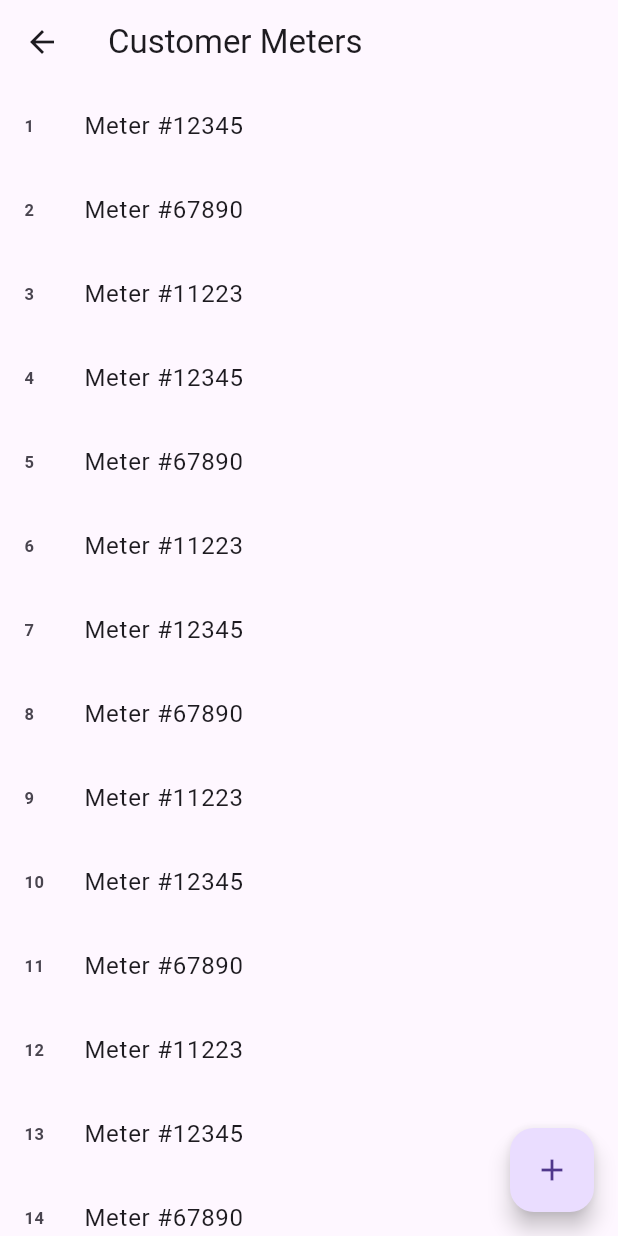
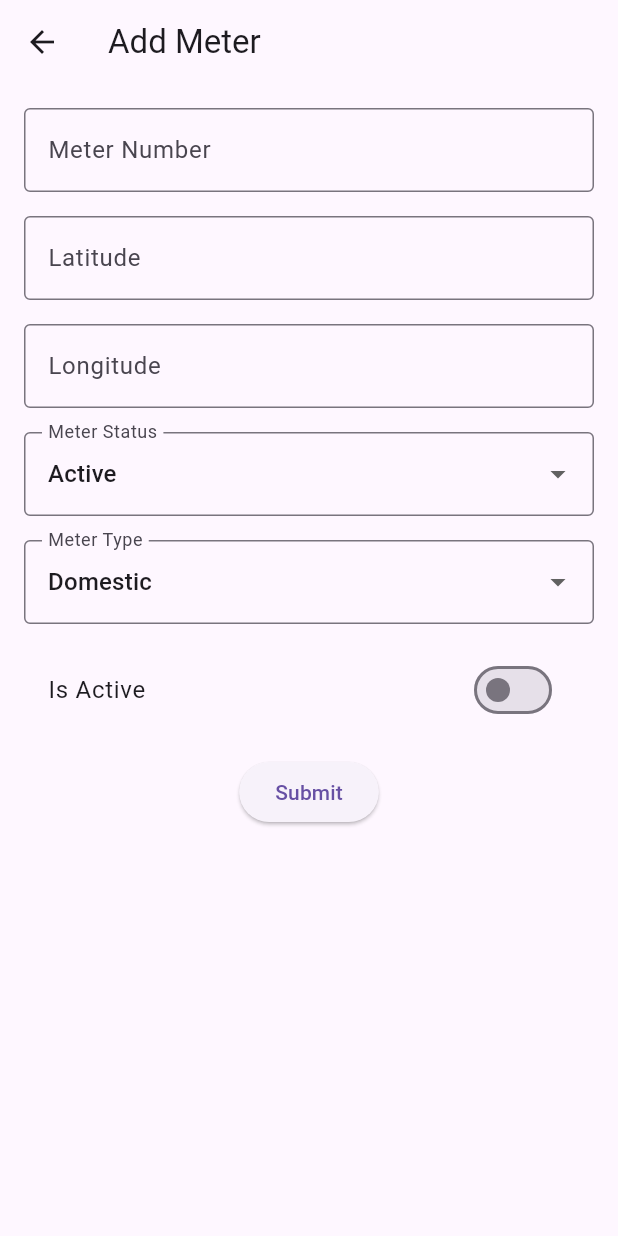
Before and after one commit to ktaller/water_billing_ui, a Flutter app: the MetersPage screen opened directly, after a tap on the "add" icon, on a phone screen of 412 x 824 dp. Run offline on Flutter 3.47's test engine with Material 3 defaults, Android fonts, the phone set to English and light mode, and no system bars; our stand-ins replace flutter_form_builder, form_builder_validators, get, intl_phone_field; missing offline and left inert: mcassets.

Commit message:
added adding meter page

```diff
--- a/lib/main.dart
+++ b/lib/main.dart
@@ -1,6 +1,5 @@
 import 'package:flutter/material.dart';
 import 'package:water_billing_ui/screens/customers_list.dart';
-import 'package:water_billing_ui/screens/user_registration.dart'; // Import the registration page
 
 void main() {
   runApp(const MyApp());
--- /dev/null
+++ b/lib/screens/add_meter_page.dart
@@ -0,0 +1,199 @@
+import 'package:flutter/material.dart';
+import 'package:flutter/services.dart';
+
+class AddMeterPage extends StatefulWidget {
+  const AddMeterPage({super.key});
+
+  @override
+  State<AddMeterPage> createState() => _AddMeterPageState();
+}
+
+class _AddMeterPageState extends State<AddMeterPage> {
+  final _formKey = GlobalKey<FormState>();
+  final TextEditingController _meterNumberController = TextEditingController();
+  final TextEditingController _latitudeController = TextEditingController();
+  final TextEditingController _longitudeController = TextEditingController();
+
+  String? _meterStatus = 'Active';
+  String? _meterType = 'Domestic';
+  bool _isActive = false;
+
+  void _submitForm() {
+    if (_formKey.currentState!.validate()) {
+      final meterNumber = _meterNumberController.text;
+      final latitude = double.tryParse(_latitudeController.text);
+      final longitude = double.tryParse(_longitudeController.text);
+
+      showDialog(
+        context: context,
+        builder: (context) => AlertDialog(
+          title: const Text('Confirm Meter Details'),
+          content: Text(
+            'Meter Number: $meterNumber\n'
+                'Latitude: $latitude\n'
+                'Longitude: $longitude\n'
+                'Status: $_meterStatus\n'
+                'Type: $_meterType\n'
+                'Is Active: $_isActive',
+          ),
+          actions: [
+            TextButton(
+              onPressed: () => Navigator.of(context).pop(),
+              child: const Text('Cancel'),
+            ),
+            ElevatedButton(
+              onPressed: () {
+                // Add the meter to the database or list
+                Navigator.of(context).pop(); // Close the dialog
+                ScaffoldMessenger.of(context).showSnackBar(
+                  const SnackBar(content: Text('Meter added successfully!')),
+                );
+              },
+              child: const Text('Submit'),
+            ),
+          ],
+        ),
+      );
+    }
+  }
+
+  @override
+  Widget build(BuildContext context) {
+    return Scaffold(
+      appBar: AppBar(
+        title: const Text('Add Meter'),
+      ),
+      body: Padding(
+        padding: const EdgeInsets.all(16.0),
+        child: Form(
+          key: _formKey,
+          child: SingleChildScrollView(
+            child: Column(
+              crossAxisAlignment: CrossAxisAlignment.start,
+              children: [
+                TextFormField(
+                  controller: _meterNumberController,
+                  keyboardType: TextInputType.number,
+                  inputFormatters: [FilteringTextInputFormatter.digitsOnly],
+                  decoration: const InputDecoration(
+                    labelText: 'Meter Number',
+                    border: OutlineInputBorder(),
+                  ),
+                  validator: (value) {
+                    if (value == null || value.isEmpty) {
+                      return 'Please enter the meter number.';
+                    }
+                    return null;
+                  },
+                ),
+                const SizedBox(height: 16),
+                TextFormField(
+                  controller: _latitudeController,
+                  keyboardType: TextInputType.numberWithOptions(decimal: true),
+                  decoration: const InputDecoration(
+                    labelText: 'Latitude',
+                    border: OutlineInputBorder(),
+                  ),
+                  validator: (value) {
+                    if (value == null || value.isEmpty) {
+                      return 'Please enter the latitude.';
+                    }
+                    if (double.tryParse(value) == null) {
+                      return 'Please enter a valid number.';
+                    }
+                    return null;
+                  },
+                ),
+                const SizedBox(height: 16),
+                TextFormField(
+                  controller: _longitudeController,
+                  keyboardType: TextInputType.numberWithOptions(decimal: true),
+                  decoration: const InputDecoration(
+                    labelText: 'Longitude',
+                    border: OutlineInputBorder(),
+                  ),
+                  validator: (value) {
+                    if (value == null || value.isEmpty) {
+                      return 'Please enter the longitude.';
+                    }
+                    if (double.tryParse(value) == null) {
+                      return 'Please enter a valid number.';
+                    }
+                    return null;
+                  },
+                ),
+                const SizedBox(height: 16),
+                DropdownButtonFormField<String>(
+                  value: _meterStatus,
+                  decoration: const InputDecoration(
+                    labelText: 'Meter Status',
+                    border: OutlineInputBorder(),
+                  ),
+                  items: ['Active', 'Inactive', 'Suspended']
+                      .map((status) => DropdownMenuItem(
+                    value: status,
+                    child: Text(status),
+                  ))
+                      .toList(),
+                  onChanged: (value) {
+                    setState(() {
+                      _meterStatus = value;
+                    });
+                  },
+                  validator: (value) {
+                    if (value == null || value.isEmpty) {
+                      return 'Please select the meter status.';
+                    }
+                    return null;
+                  },
+                ),
+                const SizedBox(height: 16),
+                DropdownButtonFormField<String>(
+                  value: _meterType,
+                  decoration: const InputDecoration(
+                    labelText: 'Meter Type',
+                    border: OutlineInputBorder(),
+                  ),
+                  items: ['Domestic', 'Commercial', 'Industrial']
+                      .map((type) => DropdownMenuItem(
+                    value: type,
+                    child: Text(type),
+                  ))
+                      .toList(),
+                  onChanged: (value) {
+                    setState(() {
+                      _meterType = value;
+                    });
+                  },
+                  validator: (value) {
+                    if (value == null || value.isEmpty) {
+                      return 'Please select the meter type.';
+                    }
+                    return null;
+                  },
+                ),
+                const SizedBox(height: 16),
+                SwitchListTile(
+                  title: const Text('Is Active'),
+                  value: _isActive,
+                  onChanged: (value) {
+                    setState(() {
+                      _isActive = value;
+                    });
+                  },
+                ),
+                const SizedBox(height: 16),
+                Center(
+                  child: ElevatedButton(
+                    onPressed: _submitForm,
+                    child: const Text('Submit'),
+                  ),
+                ),
+              ],
+            ),
+          ),
+        ),
+      ),
+    );
+  }
+}
--- a/lib/screens/customers_list.dart
+++ b/lib/screens/customers_list.dart
@@ -4,7 +4,7 @@ import 'package:water_billing_ui/screens/user_registration.dart';
 import 'meters_page.dart';
 
 class CustomersPage extends StatefulWidget {
-  const CustomersPage({Key? key}) : super(key: key);
+  const CustomersPage({super.key});
 
   @override
   State<CustomersPage> createState() => _CustomersPageState();
--- a/lib/screens/meter_details_page.dart
+++ b/lib/screens/meter_details_page.dart
@@ -1,6 +1,6 @@
 import 'package:flutter/material.dart';
 
-import 'MeterReadingFormPage.dart';
+import 'meter_reading_form_page.dart';
 
 class MeterDetailsPage extends StatefulWidget {
   const MeterDetailsPage({super.key});
--- a/lib/screens/meters_page.dart
+++ b/lib/screens/meters_page.dart
@@ -1,5 +1,6 @@
 import 'package:flutter/material.dart';
 
+import 'add_meter_page.dart';
 import 'meter_details_page.dart';
 
 class MetersPage extends StatefulWidget {
@@ -77,9 +78,10 @@ class _MetersPageState extends State<MetersPage> {
       floatingActionButton: FloatingActionButton(
         onPressed: () {
           // Add a new meter (placeholder action for now)
-          setState(() {
-            _meters.add('Meter #${_meters.length + 12345}');
-          });
+          Navigator.push(
+            context,
+            MaterialPageRoute(builder: (context) => const AddMeterPage()),
+          );
         },
         child: const Icon(Icons.add),
       ),
--- a/lib/screens/user_registration.dart
+++ b/lib/screens/user_registration.dart
@@ -17,6 +17,7 @@ class FormPage extends StatelessWidget {
       ),
       body: Padding(
         padding: const EdgeInsets.all(16.0),
+        child: SingleChildScrollView( // Added this widget to enable scrolling
           child: FormBuilder(
             key: _formKey,
             child: Column(
@@ -67,6 +68,7 @@ class FormPage extends StatelessWidget {
             ),
           ),
         ),
+      ),
     );
   }
 }
```
Also changed, not shown: lib/screens/meter_reading_form_page.dart (renamed from lib/screens/MeterReadingFormPage.dart). Lines whose indentation alone changed are shown as unchanged.
